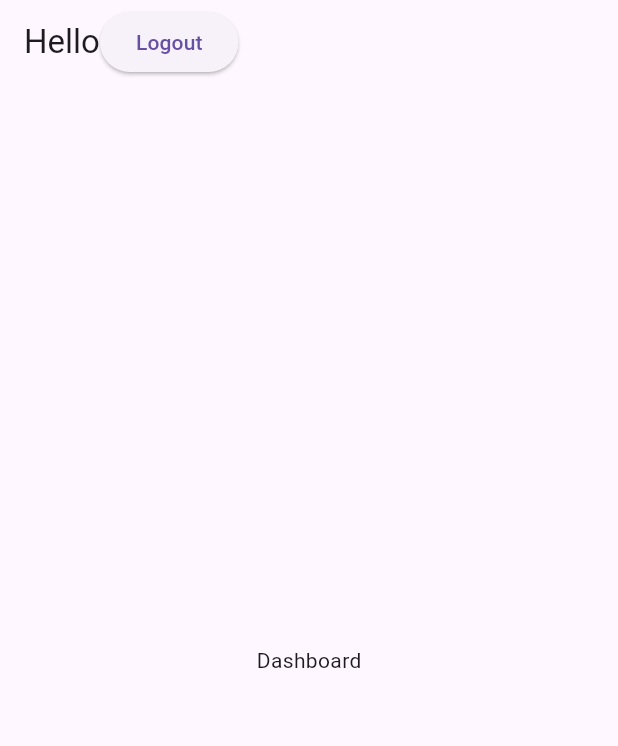
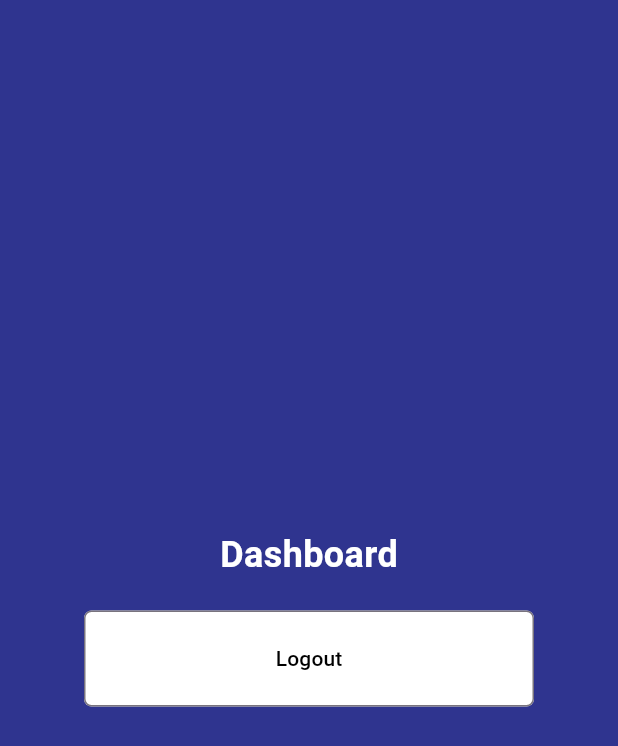
Before and after one commit to RonBers/campus-dining-web, a Flutter app: the screen it shows once a user with an empty profile is signed in, on a phone screen of 412 x 824 dp. Shown: the top 746 px of the screen. Run offline on Flutter 3.47's test engine with Material 3 defaults, Android fonts, the phone set to English and light mode, and no system bars; our stand-ins replace firebase_auth, firebase_core, flutter_dotenv, google_sign_in; accounts and stored records are empty.

Commit message:
feat: initial design for dashboard screen

```diff
--- a/lib/screens/dashboard_screen.dart
+++ b/lib/screens/dashboard_screen.dart
@@ -12,20 +12,42 @@ class DashboardScreen extends StatelessWidget {
     }
 
     return Scaffold(
-      appBar: AppBar(
-        title: Row(
+      backgroundColor: const Color(0xff2F348F),
+      body: Center(
+        child: Column(
+          mainAxisAlignment: MainAxisAlignment.center,
           children: [
-            const Text('Hello'),
-            ElevatedButton(
-                onPressed: () {
-                  signOut(context);
-                },
-                child: const Text('Logout'))
+            const Text(
+              "Dashboard",
+              style: TextStyle(
+                  color: Colors.white,
+                  fontSize: 24,
+                  fontWeight: FontWeight.bold),
+            ),
+            const SizedBox(
+              height: 20,
+            ),
+            SizedBox(
+              width: 300,
+              child: OutlinedButton(
+                  style: OutlinedButton.styleFrom(
+                    padding: const EdgeInsets.fromLTRB(0, 22, 0, 22),
+                    backgroundColor: Colors.white,
+                    shape: RoundedRectangleBorder(
+                      side: const BorderSide(color: Colors.grey),
+                      borderRadius: BorderRadius.circular(5),
+                    ),
+                  ),
+                  onPressed: () {
+                    signOut(context);
+                  },
+                  child: const Text(
+                    'Logout',
+                    style: TextStyle(color: Colors.black),
+                  )),
+            )
           ],
         ),
-      ),
-      body: const Center(
-        child: Text("Dashboard"),
       ),
     );
   }
```
